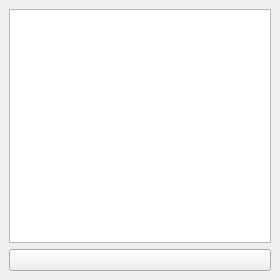
First picture: the form in window/interface/select_vocab_interface.ui, repository apps-open/BiLinguo, before the edit.
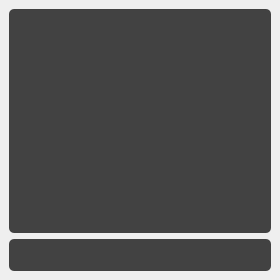
Second picture: the form after the edit. Icons and pictures are not drawn.

```diff
--- a/window/interface/select_vocab_interface.ui
+++ b/window/interface/select_vocab_interface.ui
@@ -21,7 +21,16 @@
        <enum>QLayout::SetNoConstraint</enum>
       </property>
       <item>
-       <widget class="QListWidget" name="vocab_list"/>
+       <widget class="QListWidget" name="vocab_list">
+        <property name="styleSheet">
+         <string notr="true">*{background: #424242;
+border-radius: 5px;
+border: 0px solid;
+height: 32px;}
+
+</string>
+        </property>
+       </widget>
       </item>
      </layout>
     </item>
@@ -33,7 +42,16 @@
       <item>
        <widget class="QPushButton" name="open_button">
         <property name="styleSheet">
-         <string notr="true">image: url(:/enter_icon/icons8-next-page-24.png);</string>
+         <string notr="true">*{image: url(:/enter_icon/icons8-next-page-24.png);
+background: #424242;
+border-radius: 5px;
+border: 0px solid;
+height: 32px;}
+*:hover {
+     height: 32px;
+      border: 1px solid white;
+      background: #626262;
+}</string>
         </property>
         <property name="text">
          <string/>
```
